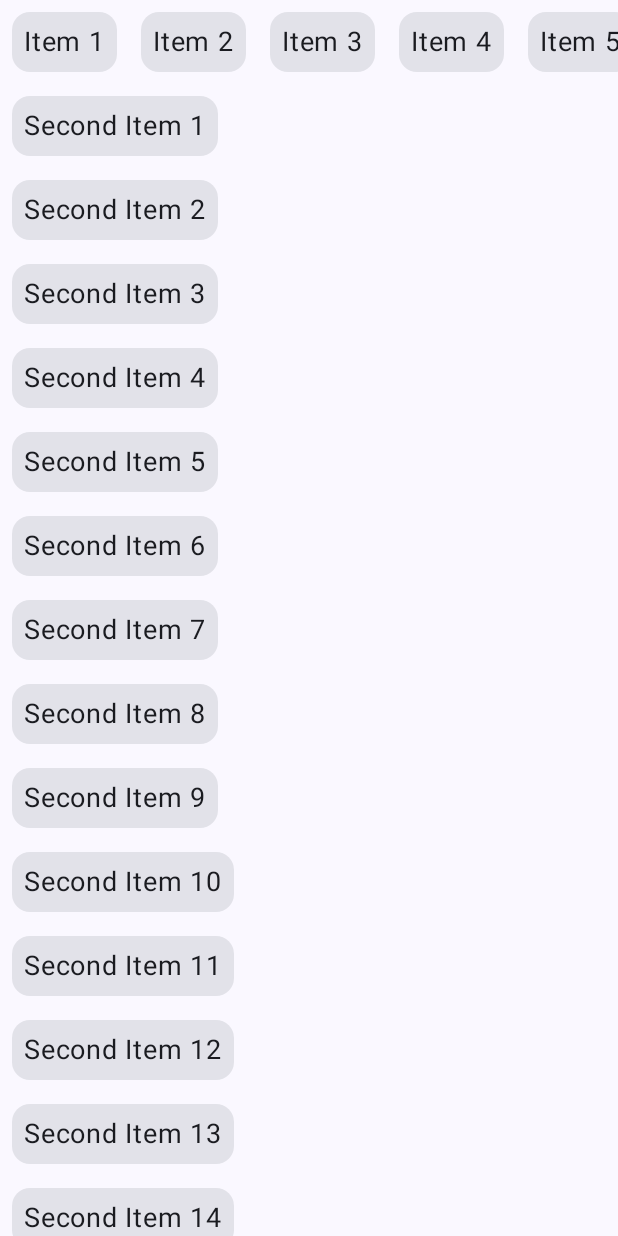
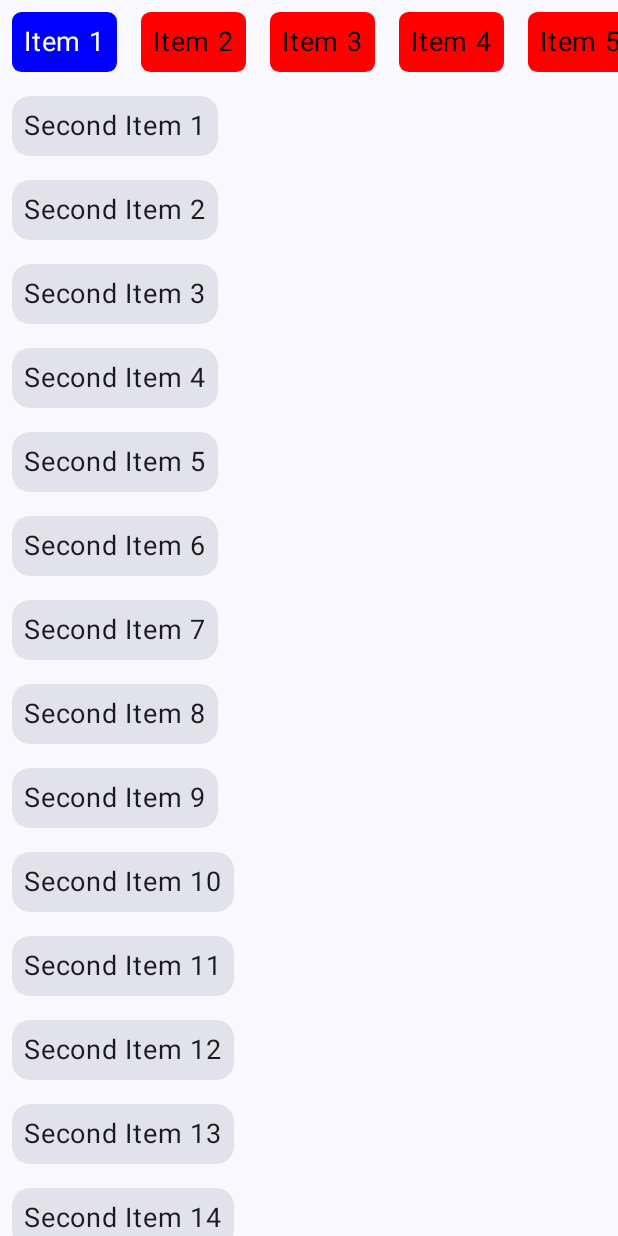
Before and after one commit to Nabijonov-Otabek-19/LazyColumn-example, an Android app built with Jetpack Compose: the screen it shows after launch (MainActivity), on a phone screen of 412 x 824 dp. Run offline under Robolectric (Android 15) with nearby library versions, the phone set to English and light mode, and no system bars.

Commit message:
updated some UI parts

```diff
--- a/app/src/main/java/uz/gita/lazycolumnexample/MainActivity.kt
+++ b/app/src/main/java/uz/gita/lazycolumnexample/MainActivity.kt
@@ -8,7 +8,10 @@ import androidx.compose.foundation.layout.*
 import androidx.compose.material3.*
 import androidx.compose.runtime.*
 import androidx.compose.foundation.lazy.*
+import androidx.compose.foundation.shape.RoundedCornerShape
+import androidx.compose.runtime.saveable.rememberSaveable
 import androidx.compose.ui.Modifier
+import androidx.compose.ui.graphics.Color
 import androidx.compose.ui.unit.*
 import kotlinx.coroutines.flow.distinctUntilChanged
 import uz.gita.lazycolumnexample.ui.theme.LazyColumnExampleTheme
@@ -19,12 +22,8 @@ class MainActivity : ComponentActivity() {
         super.onCreate(savedInstanceState)
         setContent {
             LazyColumnExampleTheme {
-                // A surface container using the 'background' color from the theme
-                Surface(
-                    modifier = Modifier.fillMaxSize(),
-                    color = MaterialTheme.colorScheme.background
-                ) {
-                    Greeting()
+                Surface(modifier = Modifier.fillMaxSize()) {
+                    SyncTwoLazyList()
                 }
             }
         }
@@ -32,23 +31,32 @@ class MainActivity : ComponentActivity() {
 }
 
 @Composable
-fun Greeting() {
+fun SyncTwoLazyList() {
 
     val firstListState = rememberLazyListState()
     val secondListState = rememberLazyListState()
 
-    val index = remember { mutableStateOf(0) }
+    var currentIndex by rememberSaveable { mutableStateOf(0) }
 
     Column(modifier = Modifier.fillMaxSize()) {
 
         LazyRow(state = firstListState) {
             items(firstList.size) {
-                Card(modifier = Modifier
-                    .padding(8.dp)
-                    .clickable {
-                        index.value = it
-                    }) {
-                    Text(text = firstList[it], modifier = Modifier.padding(8.dp), fontSize = 18.sp)
+                Card(
+                    modifier = Modifier
+                        .padding(8.dp)
+                        .clickable { currentIndex = it },
+                    shape = RoundedCornerShape(16),
+                    colors = CardDefaults.cardColors(
+                        containerColor = if (currentIndex == it) Color.Blue else Color.Red
+                    )
+                ) {
+                    Text(
+                        text = firstList[it],
+                        modifier = Modifier.padding(8.dp),
+                        fontSize = 18.sp,
+                        color = if (currentIndex == it) Color.White else Color.Black
+                    )
                 }
             }
         }
@@ -62,15 +70,20 @@ fun Greeting() {
         ) {
             items(secondList) { item ->
                 Card(modifier = Modifier.padding(8.dp)) {
-                    Text(text = item, modifier = Modifier.padding(8.dp), fontSize = 18.sp)
+                    Text(
+                        text = item,
+                        modifier = Modifier.padding(8.dp),
+                        fontSize = 18.sp
+                    )
                 }
             }
         }
     }
 
-
-    LaunchedEffect(index.value) {
-        secondListState.animateScrollToItem(index = index.value)
+    // when firstListItem clicked, secondList will be scrolled
+    // to index which clicked
+    LaunchedEffect(currentIndex) {
+        secondListState.animateScrollToItem(index = currentIndex)
     }
 
 // Sync the scrolling of the two lists
@@ -78,6 +91,7 @@ fun Greeting() {
         snapshotFlow { secondListState.firstVisibleItemIndex }
             .distinctUntilChanged()
             .collect { index ->
+                currentIndex = index
                 firstListState.animateScrollToItem(index)
             }
     }
```
